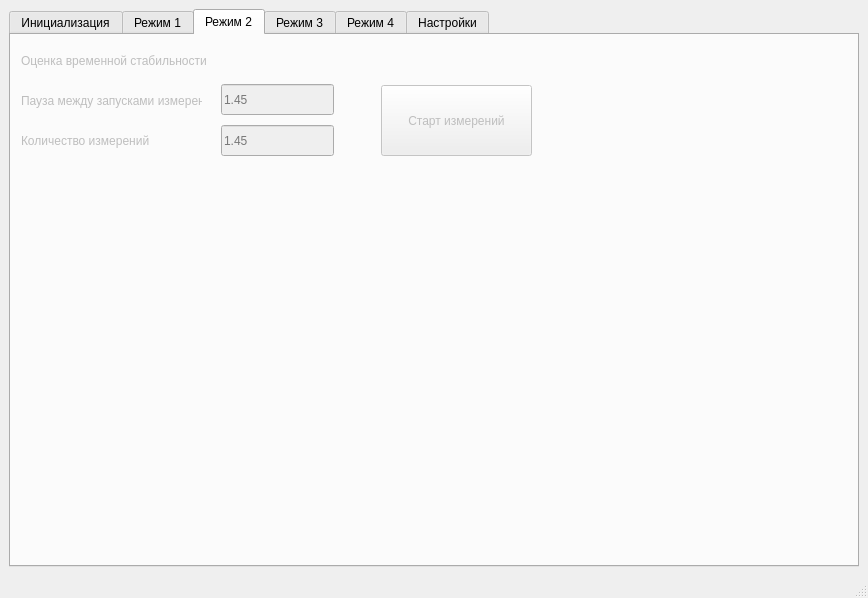
BuslaySt/RotatingCoils, file harm_ui.ui: the form before one commit.
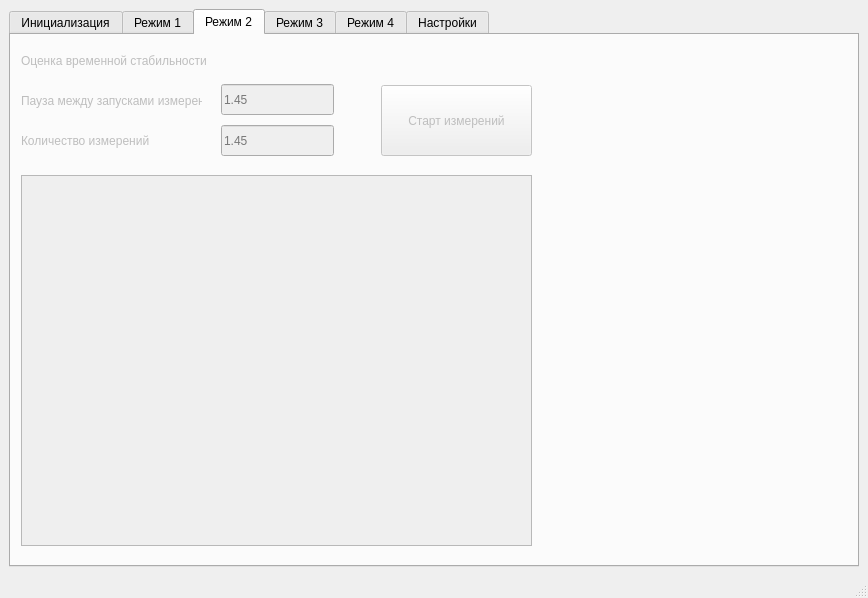
The form after the commit. The open tabs and pages were chosen to show the change.

Patch:
```diff
--- a/harm_ui.ui
+++ b/harm_ui.ui
@@ -473,6 +473,16 @@
          <string>Старт измерений</string>
         </property>
        </widget>
+       <widget class="QTableView" name="tblView">
+        <property name="geometry">
+         <rect>
+          <x>10</x>
+          <y>140</y>
+          <width>511</width>
+          <height>371</height>
+         </rect>
+        </property>
+       </widget>
       </widget>
       <widget class="QWidget" name="tab_mode_3">
        <property name="enabled">
```
Left out of the diff: 2 changed lines with no effect on the pictures.
